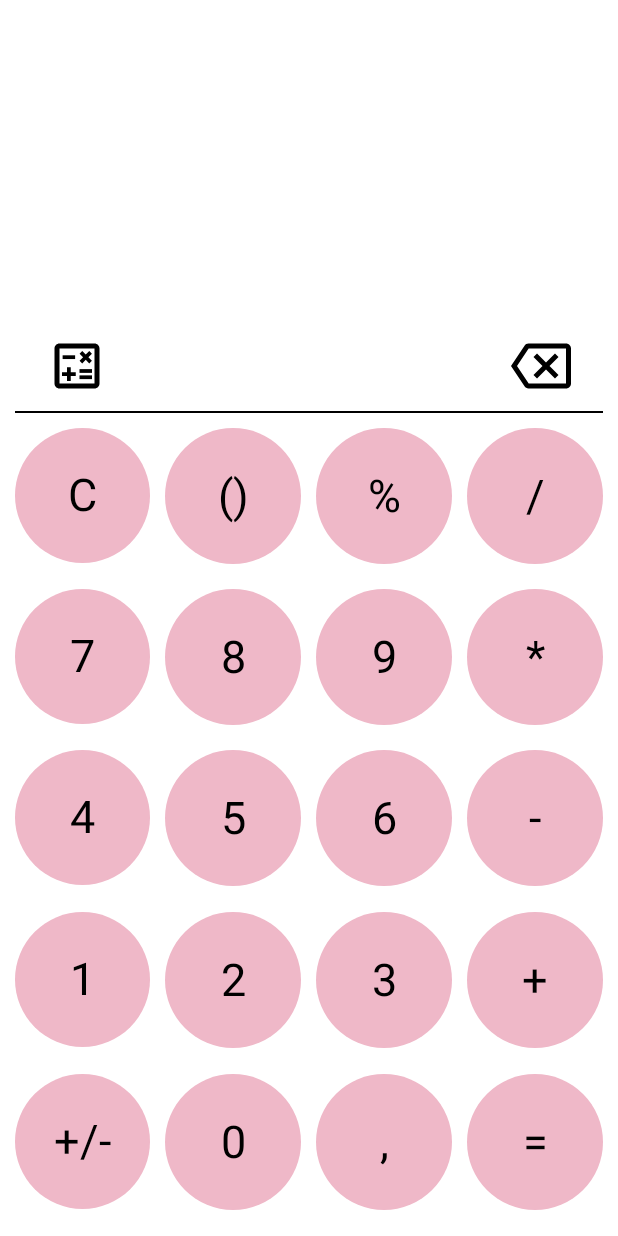
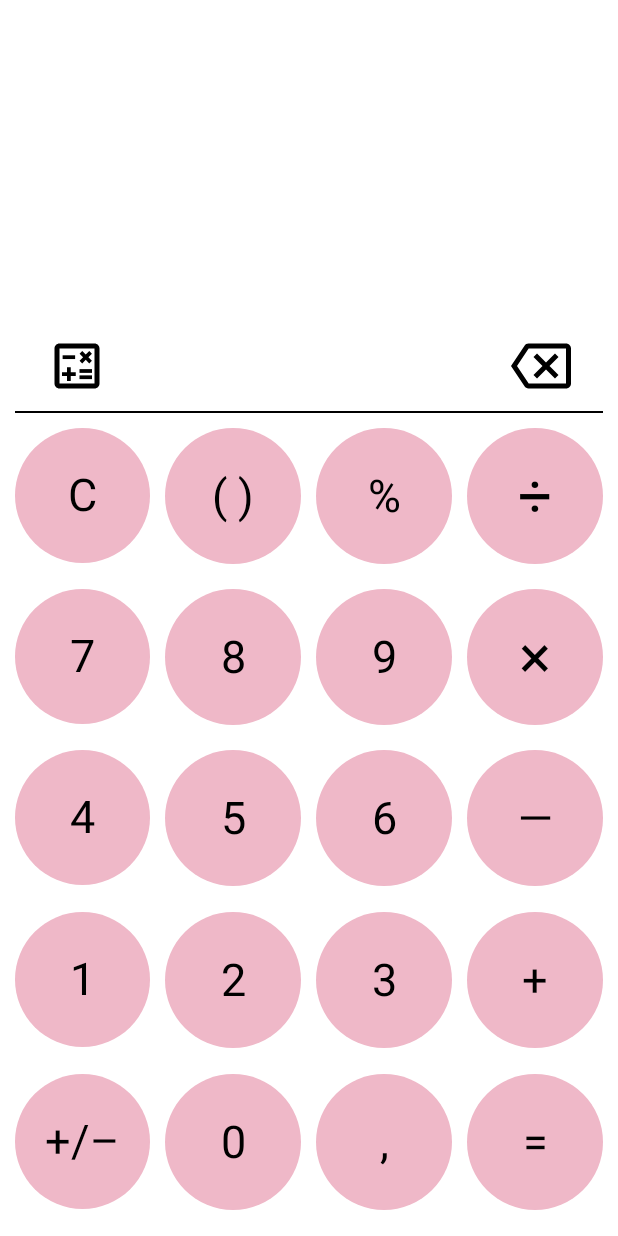
Before and after one commit to coolbl0nde/PrMP, an Android app built with Jetpack Compose: the @Preview function PreviewCalculatorApp, on a phone screen of 412 x 824 dp. Run offline under Robolectric (Android 15) with nearby library versions, the light colour scheme and no system bars.

Commit message:
finished portrait screen

```diff
--- a/Calculator/app/src/main/java/com/example/calculator/ButtonConfig.kt
+++ b/Calculator/app/src/main/java/com/example/calculator/ButtonConfig.kt
@@ -1,6 +1,10 @@
 package com.example.calculator
+
+import androidx.compose.ui.unit.TextUnit
+import androidx.compose.ui.unit.sp
 
 data class ButtonConfig(
     val text: String,
-    val onClick: () -> Unit
+    val onClick: () -> Unit,
+    val fontSize: TextUnit = 30.sp
 )
--- a/Calculator/app/src/main/java/com/example/calculator/ui/components/RoundButton.kt
+++ b/Calculator/app/src/main/java/com/example/calculator/ui/components/RoundButton.kt
@@ -26,7 +26,7 @@ fun RoundButton(
     modifier: Modifier = Modifier,
     text: String,
     color: Color = Pink80,
-    fontSize: TextUnit = 30.sp
+    fontSize: TextUnit
 ){
     Box(
         modifier = Modifier
--- a/Calculator/app/src/main/java/com/example/calculator/ui/screens/PortraitCalculatorScreen.kt
+++ b/Calculator/app/src/main/java/com/example/calculator/ui/screens/PortraitCalculatorScreen.kt
@@ -29,7 +29,7 @@ import com.example.calculator.ui.components.RoundButton
 import com.example.calculator.ui.components.SymbolButton
 import android.app.Activity
 import android.content.pm.ActivityInfo
-
+import androidx.compose.ui.unit.sp
 
 
 @Composable
@@ -37,22 +37,24 @@ fun CalculatorApp(viewModel: CalculatorViewModel = CalculatorViewModel()){
 
     val buttons = listOf(
         ButtonConfig(text = "C", onClick = { viewModel.onClearClicked() }),
-        ButtonConfig(text = "()", onClick = { viewModel.onSymbolClicked("()") }),
+        ButtonConfig(text = "( )", onClick = { viewModel.onSymbolClicked("()") }),
         ButtonConfig(text = "%", onClick = { viewModel.onSymbolClicked("%") }),
-        ButtonConfig(text = "/", onClick = { viewModel.onSymbolClicked("/") }),
+        ButtonConfig(text = "÷", onClick = { viewModel.onSymbolClicked("/") },
+            fontSize = 40.sp),
         ButtonConfig(text = "7", onClick = { viewModel.onSymbolClicked("7") }),
         ButtonConfig(text = "8", onClick = { viewModel.onSymbolClicked("8") }),
         ButtonConfig(text = "9", onClick = { viewModel.onSymbolClicked("9") }),
-        ButtonConfig(text = "*", onClick = { viewModel.onSymbolClicked("*") }),
+        ButtonConfig(text = "×", onClick = { viewModel.onSymbolClicked("*") },
+            fontSize = 40.sp),
         ButtonConfig(text = "4", onClick = { viewModel.onSymbolClicked("4") }),
         ButtonConfig(text = "5", onClick = { viewModel.onSymbolClicked("5") }),
         ButtonConfig(text = "6", onClick = { viewModel.onSymbolClicked("6") }),
-        ButtonConfig(text = "-", onClick = { viewModel.onSymbolClicked("-") }),
+        ButtonConfig(text = "—", onClick = { viewModel.onSymbolClicked("-") }),
         ButtonConfig(text = "1", onClick = { viewModel.onSymbolClicked("1") }),
         ButtonConfig(text = "2", onClick = { viewModel.onSymbolClicked("2") }),
         ButtonConfig(text = "3", onClick = { viewModel.onSymbolClicked("3") }),
         ButtonConfig(text = "+", onClick = { viewModel.onSymbolClicked("+") }),
-        ButtonConfig(text = "+/-", onClick = { viewModel.onSymbolClicked("+/-") }),
+        ButtonConfig(text = "+/–", onClick = { viewModel.onSymbolClicked("+/-") }),
         ButtonConfig(text = "0", onClick = { viewModel.onSymbolClicked("0") }),
         ButtonConfig(text = ",", onClick = { viewModel.onSymbolClicked(".") }),
         ButtonConfig(text = "=", onClick = { viewModel.onEqualClicked() }),
@@ -130,7 +132,8 @@ fun CalculatorApp(viewModel: CalculatorViewModel = CalculatorViewModel()){
                         modifier = Modifier
                             .weight(1f)
                             .aspectRatio(1f)
-                            .clickable { button.onClick() }
+                            .clickable { button.onClick() },
+                        fontSize = button.fontSize
                     )
 
                 }
```
